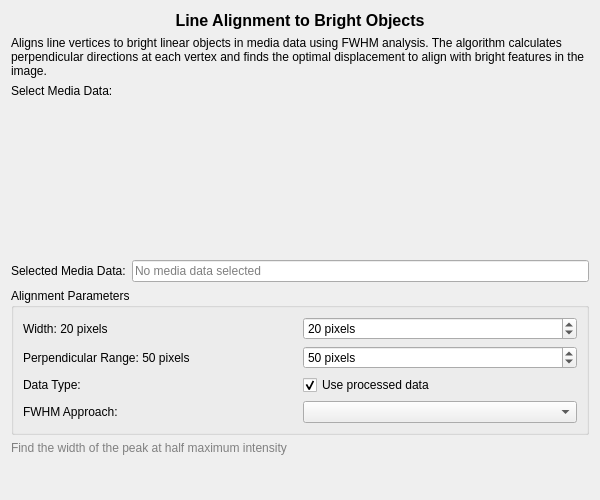
First picture: the form in src/WhiskerToolbox/DataTransform_Widget/Lines/LineAlignment_Widget/LineAlignment_Widget.ui, repository paulmthompson/WhiskerToolbox, before the edit.
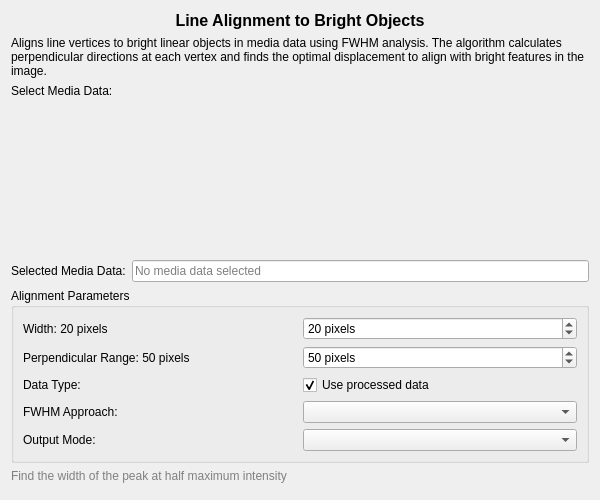
Second picture: the form after the edit. Custom widgets are drawn as their Qt base class.

The edit to the form file:
```diff
--- a/src/WhiskerToolbox/DataTransform_Widget/Lines/LineAlignment_Widget/LineAlignment_Widget.ui
+++ b/src/WhiskerToolbox/DataTransform_Widget/Lines/LineAlignment_Widget/LineAlignment_Widget.ui
@@ -157,6 +157,16 @@
        <item row="3" column="1">
         <widget class="QComboBox" name="approachComboBox"/>
        </item>
+               <item row="5" column="0">
+         <widget class="QLabel" name="outputModeLabel">
+          <property name="text">
+           <string>Output Mode:</string>
+          </property>
+         </widget>
+        </item>
+        <item row="5" column="1">
+         <widget class="QComboBox" name="outputModeComboBox"/>
+        </item>
      </layout>
     </widget>
    </item>
```
